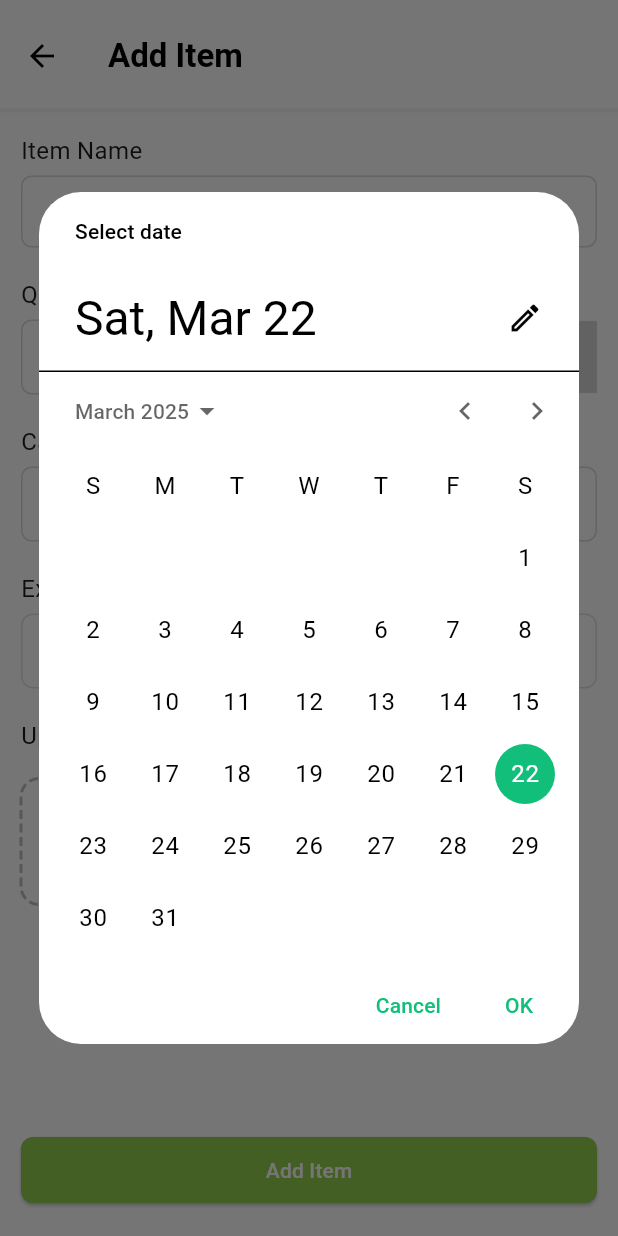
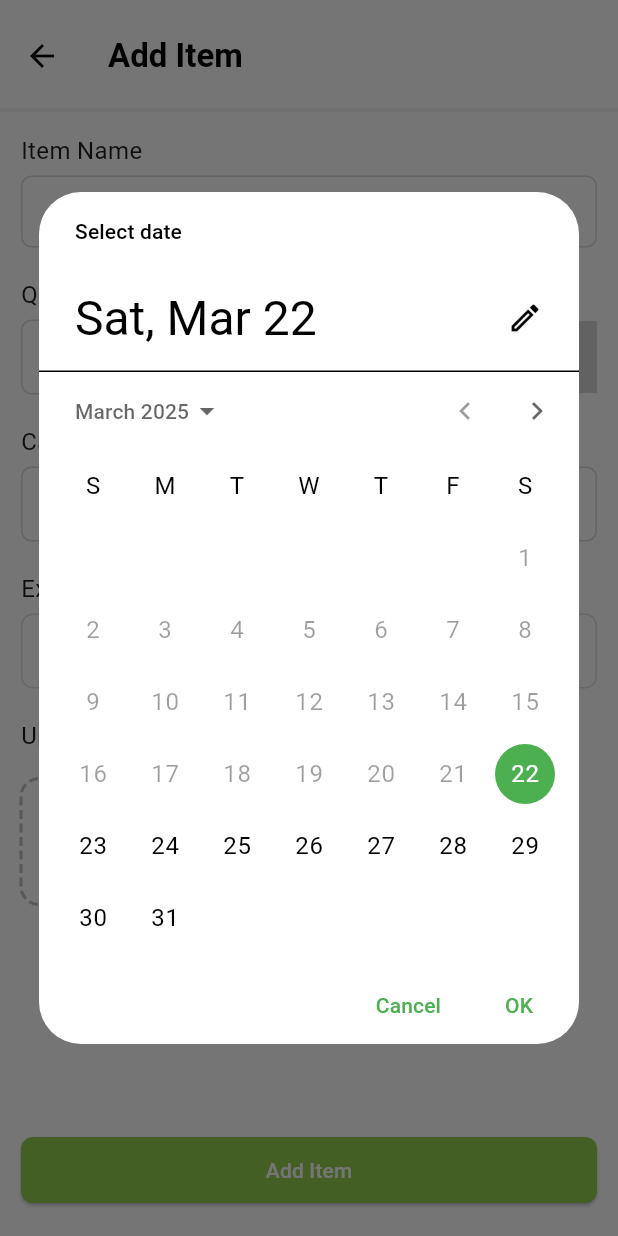
Before and after one commit to Han5uk3/Foodlynk, a Flutter app: the AddItem screen opened directly, after a tap on the "calendar month" icon, on a phone screen of 412 x 824 dp. Run offline on Flutter 3.47's test engine with Material 3 defaults, Android fonts, the phone set to English and light mode, and no system bars; drawn by our look-alikes of dotted_border; our stand-ins replace bloc, cloud_firestore, equatable, firebase_auth, firebase_core, flutter_bloc and 4 more; missing offline and left inert: number_selector; accounts and stored records are empty; project files that could hold a hidden picture were left out.

Commit message:
Kitchen Manager work

```diff
--- a/lib/api/compare_plates.dart
+++ b/lib/api/compare_plates.dart
@@ -1,8 +1,6 @@
 // ignore: depend_on_referenced_packages
 
 import 'dart:developer';
-
-import 'package:flutter/foundation.dart';
 import 'package:http/http.dart' as http;
 import 'dart:convert';
 import 'dart:io';
--- /dev/null
+++ b/lib/common_widget/calender.dart
@@ -0,0 +1,91 @@
+import 'package:flutter/material.dart';
+import 'package:intl/intl.dart'; // For date formatting
+
+class ShowCalendar extends StatefulWidget {
+  final bool isEdit;
+  final bool restrictBackDates;   // New boolean to restrict back dates
+  final DateTime initialDate;
+  final Function(DateTime) onDatePicked;
+
+  const ShowCalendar({
+    super.key,
+    required this.isEdit,
+    required this.restrictBackDates,
+    required this.initialDate,
+    required this.onDatePicked,
+  });
+
+  @override
+  State<ShowCalendar> createState() => _ShowCalendarState();
+}
+
+class _ShowCalendarState extends State<ShowCalendar> {
+  late DateTime _selectedDate;
+
+  @override
+  void initState() {
+    super.initState();
+    _selectedDate = widget.initialDate;
+  }
+
+  Future<void> _pickDate() async {
+    if (widget.isEdit) return;
+
+    DateTime? pickedDate = await showDatePicker(
+      context: context,
+      initialDate: _selectedDate,
+      firstDate: widget.restrictBackDates ? DateTime.now() : DateTime(2000),
+      lastDate: DateTime(2100),
+      barrierDismissible: false,
+      builder: (context, child) {
+        return Theme(
+          data: Theme.of(context).copyWith(
+            colorScheme: ColorScheme.light(
+              primary: Colors.green,   // Use your AppColor.green
+              surface: Colors.white,   // Use your AppColor.white
+            ),
+          ),
+          child: child!,
+        );
+      },
+    );
+
+    if (pickedDate != null && pickedDate != _selectedDate) {
+      setState(() {
+        _selectedDate = pickedDate;
+      });
+      widget.onDatePicked(pickedDate);
+    }
+  }
+
+  @override
+  Widget build(BuildContext context) {
+    return GestureDetector(
+      onTap: _pickDate, // Tap anywhere on the container to open the calendar
+      child: Container(
+        height: 50,
+        padding: const EdgeInsets.symmetric(horizontal: 12),
+        decoration: BoxDecoration(
+          border: Border.all(color: Colors.grey.shade300),
+          borderRadius: BorderRadius.all(Radius.circular(8)),
+        ),
+        child: Row(
+          mainAxisAlignment: MainAxisAlignment.spaceBetween,
+          children: [
+            Text(
+              DateFormat('dd/MM/yyyy').format(_selectedDate),
+              style: TextStyle(fontSize: 16, color: Colors.black),
+            ),
+            IconButton(
+              onPressed: widget.isEdit ? null : _pickDate,
+              icon: Icon(
+                Icons.calendar_month_outlined,
+                color: Colors.black, // Use your AppColor.black
+              ),
+            ),
+          ],
+        ),
+      ),
+    );
+  }
+}
--- a/lib/main.dart
+++ b/lib/main.dart
@@ -2,6 +2,7 @@ import 'package:firebase_core/firebase_core.dart';
 import 'package:flutter/material.dart';
 import 'package:flutter_bloc/flutter_bloc.dart';
 import 'package:hive_flutter/hive_flutter.dart';
+import 'package:saver_bbk_main/modules/kitchen_management/bloc/kitchen_manager_bloc.dart';
 import 'package:saver_bbk_main/modules/profile/bloc/profile_bloc.dart';
 
 import 'package:saver_bbk_main/modules/splash_screen/splash_screen.dart';
@@ -25,6 +26,7 @@ class MyApp extends StatelessWidget {
     return MultiBlocProvider(
       providers: [
         BlocProvider<ProfileBloc>(create: (context) => ProfileBloc()),
+        BlocProvider<KitchenManagerBloc>(create: (context) => KitchenManagerBloc()),
       ],
       child: MaterialApp(
         title: 'Saver App',
--- a/lib/modules/kitchen_management/add_item.dart
+++ b/lib/modules/kitchen_management/add_item.dart
@@ -1,15 +1,18 @@
 import 'dart:io';
-
 import 'package:dotted_border/dotted_border.dart';
 import 'package:flutter/material.dart';
+import 'package:flutter_bloc/flutter_bloc.dart';
 import 'package:number_selector/number_selector.dart';
 import 'package:saver_bbk_main/common_widget/button.dart';
+import 'package:saver_bbk_main/common_widget/calender.dart';
 import 'package:saver_bbk_main/common_widget/date_compare.dart';
 import 'package:saver_bbk_main/common_widget/dropdown.dart';
 import 'package:saver_bbk_main/common_widget/image_picker.dart';
 import 'package:saver_bbk_main/common_widget/label.dart';
 import 'package:saver_bbk_main/common_widget/saver_appbar.dart';
+import 'package:saver_bbk_main/common_widget/snakbar.dart';
 import 'package:saver_bbk_main/common_widget/text_field.dart';
+import 'package:saver_bbk_main/modules/kitchen_management/bloc/kitchen_manager_bloc.dart';
 import 'package:saver_bbk_main/styles/colors.dart';
 
 class AddItem extends StatefulWidget {
@@ -22,12 +25,19 @@ class AddItem extends StatefulWidget {
 
 class _AddItemState extends State<AddItem> {
   TextEditingController itemNameController = TextEditingController();
-  String selectedItem = "";
+  String? selectedUnit;
+  int numberOfQuantity = 0;
   String selectedCategory = "";
-  String date = "DD/MM/YYYY";
-  DateTime initialDate = DateTime.now();
+  DateTime selectedExpiryDate = DateTime.now();
+  bool _isLoading = false;
 
-  List<String> items = ["Kg", "Pcs", "ml", "Ltr", "gm", "Nos"];
+  void _onDatePicked(DateTime date) {
+    setState(() {
+      selectedExpiryDate = date;
+    });
+  }
+
+  List<String> unit = ["Kg", "Pcs", "ml", "Ltr", "gm", "Nos"];
   List<String> category = [
     "Dairy",
     "Meat",
@@ -45,7 +55,6 @@ class _AddItemState extends State<AddItem> {
     });
   }
 
-  int value = 0;
   @override
   Widget build(BuildContext context) {
     int days = 0;
@@ -54,37 +63,37 @@ class _AddItemState extends State<AddItem> {
         : days = 0;
 
     return Scaffold(
-      bottomNavigationBar: Padding(
-        padding: const EdgeInsets.symmetric(horizontal: 14, vertical: 20),
-        child:
-            widget.isEdit
-                ? Row(
-                  spacing: 20,
-                  children: [
-                    Expanded(
-                      child: SaverButton(
-                        text: "Move to Shopping List",
-                        onPressed: () {},
-                      ),
-                    ),
-                    Expanded(
-                      child: SaverButton(
-                        text: "Remove from list",
-                        onPressed: () {},
-                        color: AppColor.red,
-                      ),
-                    ),
-                  ],
-                )
-                : SaverButton(text: "Add Item", onPressed: () {}),
-      ),
       appBar: saverAppBar(
         widget.isEdit ? "Edit Item" : "Add Item",
         context,
         isneedtopop: true,
         iswhite: true,
       ),
-      body: SingleChildScrollView(
+      body: BlocListener<KitchenManagerBloc, KitchenManagerState>(
+        listener: (context, state) {
+          if (state is AddNewStateLoading) {
+            setState(() {
+              _isLoading = state.isLoading;
+            });
+          }
+          if (state is AddNewStateSuccess) {
+            Navigator.of(context).pop();
+            SaverSnackBar.show(
+              context: context,
+              message: "New Item Added to Kitchen",
+              isTrue: true,
+            );
+          }
+          if (state is AddNewStateError) {
+            Navigator.of(context).pop();
+            SaverSnackBar.show(
+              context: context,
+              message: state.errorMessage,
+              isTrue: false,
+            );
+          }
+        },
+        child: SingleChildScrollView(
           child: SizedBox(
             height: MediaQuery.of(context).size.height,
             width: MediaQuery.of(context).size.width,
@@ -122,7 +131,8 @@ class _AddItemState extends State<AddItem> {
                                     ),
                                     child: Row(
                                       spacing: 2,
-                                    mainAxisAlignment: MainAxisAlignment.center,
+                                      mainAxisAlignment:
+                                          MainAxisAlignment.center,
                                       crossAxisAlignment:
                                           CrossAxisAlignment.center,
                                       children: [
@@ -165,7 +175,10 @@ class _AddItemState extends State<AddItem> {
                             )
                             : SizedBox.shrink(),
 
-                      Label(text: "Item Name", style: TextStyle(fontSize: 16)),
+                        Label(
+                          text: "Item Name",
+                          style: TextStyle(fontSize: 16),
+                        ),
                         SizedBox(height: 5),
                         IgnorePointer(
                           ignoring: widget.isEdit,
@@ -183,8 +196,8 @@ class _AddItemState extends State<AddItem> {
                           children: [
                             IntrinsicWidth(
                               child: SaverDropdown(
-                              items: items,
-                              selectedItem: selectedItem,
+                                items: unit,
+                                selectedItem: selectedUnit ?? "",
                                 isView: widget.isEdit,
                                 hint: "Choose",
                                 onChanged:
@@ -194,7 +207,7 @@ class _AddItemState extends State<AddItem> {
                                         }
                                         : (value) {
                                           setState(() {
-                                          selectedItem = value!;
+                                            selectedUnit = value!;
                                           });
                                         },
                               ),
@@ -205,16 +218,15 @@ class _AddItemState extends State<AddItem> {
                                 child: NumberSelector.plain(
                                   hasBorder: true,
                                   showMinMax: false,
-                                min: 0,
+                                  min: 1,
                                   iconColor: Colors.grey.shade500,
                                   borderRadius: 6,
                                   borderColor: Colors.grey.shade300,
                                   backgroundColor: AppColor.white,
-                                current: value,
+                                  current: numberOfQuantity,
                                   onUpdate: (newValue) {
-                                  // Invert the logic: treat increase as decrease and vice versa
                                     setState(() {
-                                    value = newValue;
+                                      numberOfQuantity = newValue;
                                     });
                                   },
                                 ),
@@ -242,68 +254,11 @@ class _AddItemState extends State<AddItem> {
                           style: TextStyle(fontSize: 16),
                         ),
                         SizedBox(height: 5),
-                      Container(
-                        height: 50,
-                        decoration: BoxDecoration(
-                          border: Border.all(color: Colors.grey.shade300),
-                          borderRadius: BorderRadius.all(Radius.circular(8)),
-                        ),
-                        child: Padding(
-                          padding: const EdgeInsets.only(left: 12),
-                          child: Row(
-                            mainAxisAlignment: MainAxisAlignment.spaceBetween,
-                            children: [
-                              Text(
-                                date,
-                                style: TextStyle(
-                                  color: Colors.grey.shade400,
-                                  fontSize: 16,
-                                ),
-                              ),
-                              IconButton(
-                                onPressed:
-                                    widget.isEdit
-                                        ? null
-                                        : () async {
-                                          DateTime?
-                                          pickedDate = await showDatePicker(
-                                            context: context,
-                                            initialDate: initialDate,
-                                            firstDate: DateTime(2000),
-                                            barrierDismissible: false,
-                                            lastDate: DateTime(2100),
-                                            builder: (context, child) {
-                                              return Theme(
-                                                data: Theme.of(
-                                                  context,
-                                                ).copyWith(
-                                                  colorScheme:
-                                                      ColorScheme.light(
-                                                        primary: AppColor.green,
-                                                        surface: AppColor.white,
-                                                      ),
-                                                ),
-                                                child: child!,
-                                              );
-                                            },
-                                          );
-
-                                          if (pickedDate != null) {
-                                            setState(() {
-                                              date =
-                                                  "${pickedDate.day.toString()}/${pickedDate.month.toString()}/${pickedDate.year.toString()}";
-                                              initialDate = pickedDate;
-                                            });
-                                          }
-                                        },
-                                icon: Icon(
-                                  Icons.calendar_month_outlined,
-                                  color: AppColor.black,
-                                ),
-                              ),
-                            ],
-                          ),
-                        ),
+                        ShowCalendar(
+                          isEdit: widget.isEdit,
+                          restrictBackDates: true,
+                          initialDate: selectedExpiryDate,
+                          onDatePicked: _onDatePicked,
                         ),
                         SizedBox(height: 20),
                         Label(
@@ -347,7 +302,9 @@ class _AddItemState extends State<AddItem> {
                                                   width: 90,
                                                   decoration: BoxDecoration(
                                                     borderRadius:
-                                                      BorderRadius.circular(12),
+                                                        BorderRadius.circular(
+                                                          12,
+                                                        ),
                                                     image: DecorationImage(
                                                       image: FileImage(
                                                         _imageFile!,
@@ -369,7 +326,8 @@ class _AddItemState extends State<AddItem> {
                                                             ? null
                                                             : () {
                                                               setState(() {
-                                                              _imageFile = null;
+                                                                _imageFile =
+                                                                    null;
                                                               });
                                                             },
                                                     child: CircleAvatar(
@@ -408,6 +366,45 @@ class _AddItemState extends State<AddItem> {
             ),
           ),
         ),
+      ),
+      bottomNavigationBar: Padding(
+        padding: const EdgeInsets.symmetric(horizontal: 14, vertical: 20),
+        child:
+            widget.isEdit
+                ? _editItemButton()
+                : SaverButton(
+                  isLoading: _isLoading,
+                  text: "Add Item",
+                  onPressed:
+                      () => context.read<KitchenManagerBloc>().add(
+                        AddNewItemEvent(
+                          itemName: itemNameController.text,
+                          category: selectedCategory,
+                          unitName: selectedUnit ?? "",
+                          quantity: numberOfQuantity,
+                          expiredDate: selectedExpiryDate,
+                        ),
+                      ),
+                ),
+      ),
+    );
+  }
+
+  Widget _editItemButton() {
+    return Row(
+      spacing: 20,
+      children: [
+        Expanded(
+          child: SaverButton(text: "Move to Shopping List", onPressed: () {}),
+        ),
+        Expanded(
+          child: SaverButton(
+            text: "Remove from list",
+            onPressed: () {},
+            color: AppColor.red,
+          ),
+        ),
+      ],
     );
   }
 }
--- /dev/null
+++ b/lib/modules/kitchen_management/bloc/kitchen_manager_event.dart
@@ -0,0 +1,26 @@
+part of 'kitchen_manager_bloc.dart';
+
+sealed class KitchenManagerEvent extends Equatable {
+  const KitchenManagerEvent();
+
+  @override
+  List<Object> get props => [];
+}
+
+class AddNewItemEvent extends KitchenManagerEvent {
+  final String itemName;
+  final String category;
+  final String unitName;
+  final int quantity;
+  final DateTime expiredDate;
+
+  const AddNewItemEvent({
+    required this.itemName,
+    required this.category,
+    required this.unitName,
+    required this.quantity,
+    required this.expiredDate,
+  });
+  @override
+  List<Object> get props => [itemName, category, unitName, quantity, expiredDate];
+}
--- /dev/null
+++ b/lib/modules/kitchen_management/bloc/kitchen_manager_state.dart
@@ -0,0 +1,26 @@
+part of 'kitchen_manager_bloc.dart';
+
+sealed class KitchenManagerState extends Equatable {
+  const KitchenManagerState();
+
+  @override
+  List<Object> get props => [];
+}
+
+final class KitchenManagerInitial extends KitchenManagerState {}
+
+final class AddNewStateLoading extends KitchenManagerState {
+  final bool isLoading;
+  const AddNewStateLoading({required this.isLoading});
+  @override
+  List<Object> get props => [isLoading];
+}
+
+final class AddNewStateSuccess extends KitchenManagerState {}
+
+final class AddNewStateError extends KitchenManagerState {
+  final String errorMessage;
+  const AddNewStateError({required this.errorMessage});
+  @override
+  List<Object> get props => [errorMessage];
+}
--- a/lib/modules/profile/edit_profile.dart
+++ b/lib/modules/profile/edit_profile.dart
@@ -74,7 +74,7 @@ class _EditProfilePageState extends State<EditProfilePage> {
 
   Future<void> _fetchUserProfile() async {
     try {
-      final snapshot = await Services.getUserProfile().first;
+      final snapshot = await Services.getUserDetails().first;
 
       if (snapshot.docs.isNotEmpty) {
         final userDoc = snapshot.docs.first;
--- a/lib/services/app_services.dart
+++ b/lib/services/app_services.dart
@@ -5,7 +5,7 @@ import 'package:saver_bbk_main/models/users_model.dart';
 
 class Services {
   static String uid = HiveHelper.getUID();
-  static Stream<QuerySnapshot<UserModel>> getUserProfile() {
+  static Stream<QuerySnapshot<UserModel>> getUserDetails() {
     return Collections.users
         .where('uid', isEqualTo: uid)
         .withConverter<UserModel>(
```
Also changed, not shown: lib/api/app_apis.dart (added, +26 -0 lines), lib/models/users_model.dart (+57 -4 lines), lib/modules/kitchen_management/bloc/kitchen_manager_bloc.dart (added, +44 -0 lines), lib/modules/kitchen_management/kitchen_manager.dart (+69 -74 lines), 4 other files. Lines whose indentation alone changed are shown as unchanged.
